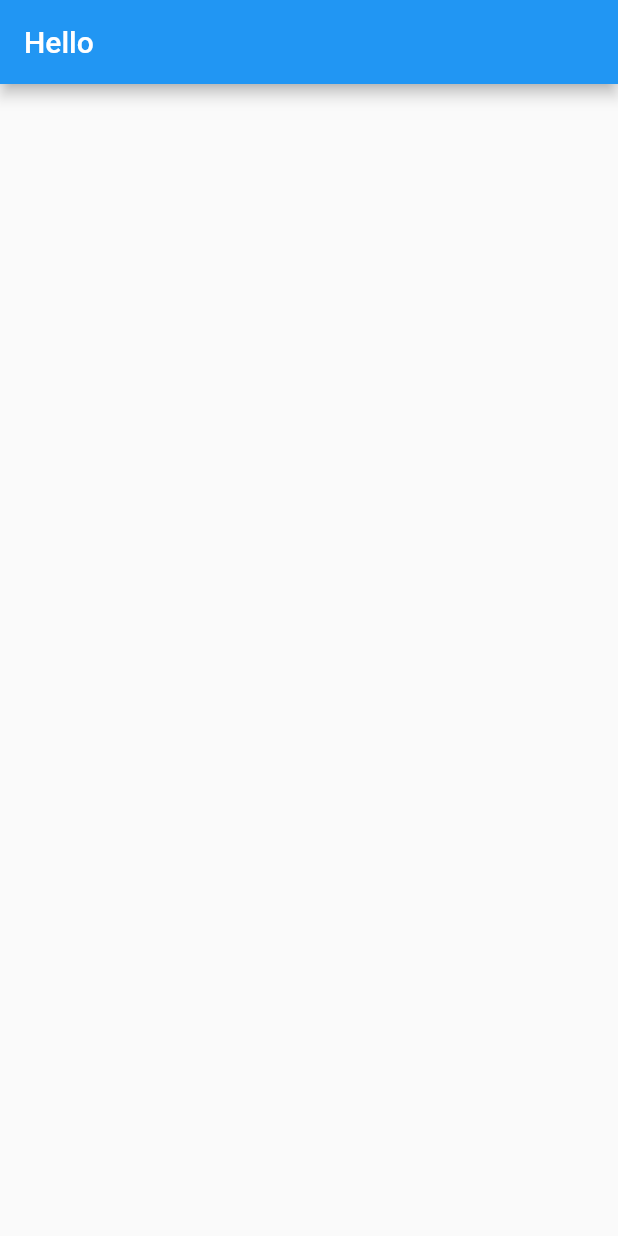
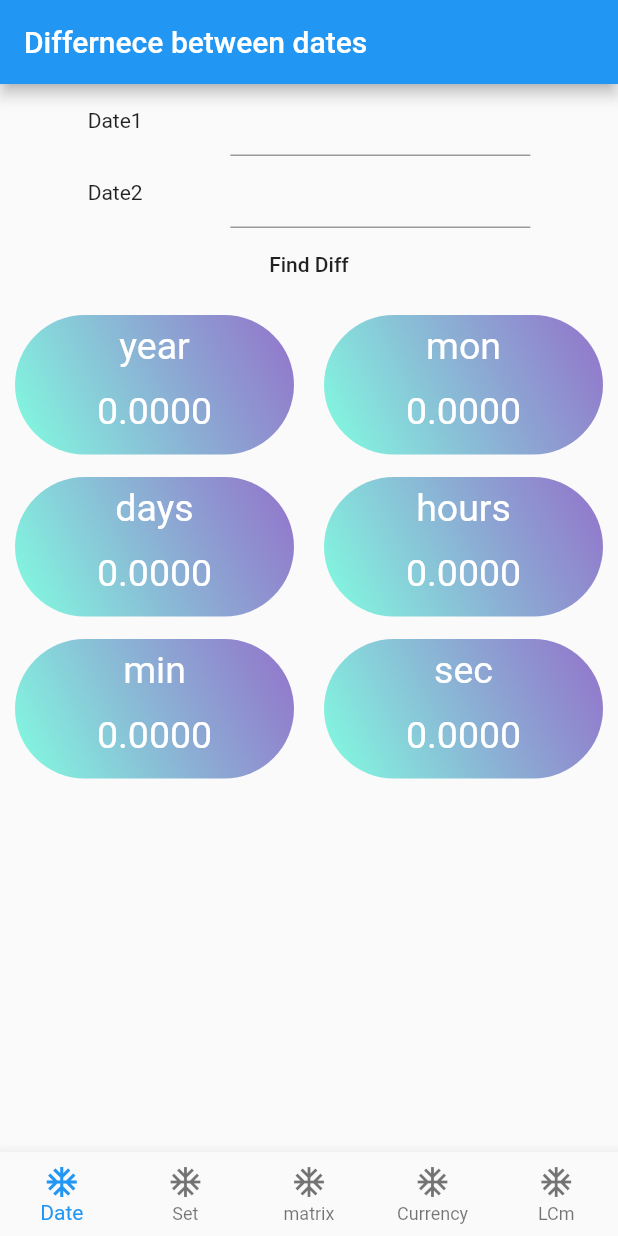
Before and after one commit to AstroEngineeer/Math_Helper_App, a Flutter app: the screen it shows after launch, on a phone screen of 412 x 824 dp. Run offline on Flutter 3.47's test engine with Material 2 defaults, Android fonts, the phone set to English and light mode, and no system bars.

Commit message:
completed date screen

```diff
--- /dev/null
+++ b/lib/screens/date_screen.dart
@@ -0,0 +1,61 @@
+import 'package:Mixed/widgets/CustomGridView.dart';
+import 'package:Mixed/widgets/LabeledDatePicker.dart';
+import 'package:flutter/material.dart';
+
+class DateScreen extends StatefulWidget {
+  @override
+  _DateScreenState createState() => _DateScreenState();
+}
+
+class _DateScreenState extends State<DateScreen> {
+  TextEditingController dateController1 = TextEditingController();
+  TextEditingController dateController2 = TextEditingController();
+  var diff = [
+    {"label": "year", "value": 0},
+    {"label": "mon", "value": 0},
+    {"label": "days", "value": 0},
+    {"label": "hours", "value": 0},
+    {"label": "min", "value": 0},
+    {"label": "sec", "value": 0},
+  ];
+
+  void findDiff() {
+    DateTime date1 = DateTime.parse(dateController1.text);
+    DateTime date2 = DateTime.parse(dateController2.text);
+    setState(() {
+      diff = [
+        {
+          "label": "year",
+          "value": date1.difference(date2).inSeconds / 31536000
+        },
+        {
+          "label": "mon",
+          "value": date1.difference(date2).inSeconds / 2628002.88
+        },
+        {"label": "days", "value": date1.difference(date2).inDays},
+        {"label": "hours", "value": date1.difference(date2).inHours},
+        {"label": "min", "value": date1.difference(date2).inMinutes},
+        {"label": "sec", "value": date1.difference(date2).inSeconds},
+      ];
+      print(diff);
+    });
+  }
+
+  @override
+  Widget build(BuildContext context) {
+    return Column(
+      children: [
+        LabeledDatePicker(
+          dateController: dateController1,
+          label: "Date1",
+        ),
+        LabeledDatePicker(
+          dateController: dateController2,
+          label: "Date2",
+        ),
+        FlatButton(onPressed: findDiff, child: Text("Find Diff")),
+        CustomGridView(diff),
+      ],
+    );
+  }
+}
--- a/lib/screens/tab_screen.dart
+++ b/lib/screens/tab_screen.dart
@@ -1,11 +1,52 @@
+import 'package:Mixed/screens/date_screen.dart';
 import 'package:flutter/material.dart';
 
-class TabScreen extends StatelessWidget {
+class TabScreen extends StatefulWidget {
+  @override
+  _TabScreenState createState() => _TabScreenState();
+}
+
+class _TabScreenState extends State<TabScreen> {
+  var screens = [
+    {"title": "Differnece between dates", "screen": DateScreen()},
+    {"title": "Set", "screen": DateScreen()},
+    {"title": "Matrix", "screen": DateScreen()},
+    {"title": "Currency", "screen": DateScreen()},
+    {"title": "LCM", "screen": DateScreen()},
+  ];
+
+  var apps = [
+    {"label": "Date", "icon": Icons.ac_unit},
+    {"label": "Set", "icon": Icons.ac_unit},
+    {"label": "matrix", "icon": Icons.ac_unit},
+    {"label": "Currency", "icon": Icons.ac_unit},
+    {"label": "LCm", "icon": Icons.ac_unit}
+  ];
+
+  int selectedIndex = 0;
+  void selectIndex(int index) {
+    setState(() {
+      selectedIndex = index;
+    });
+  }
+
   @override
   Widget build(BuildContext context) {
     return Scaffold(
       appBar: AppBar(
-        title: Text("Hello"),
+        title: Text(screens[selectedIndex]["title"]),
+      ),
+      body: screens[selectedIndex]["screen"],
+      bottomNavigationBar: BottomNavigationBar(
+        currentIndex: selectedIndex,
+        onTap: selectIndex,
+        type: BottomNavigationBarType.fixed,
+        items: apps
+            .map(
+              (e) => BottomNavigationBarItem(
+                  icon: Icon(e["icon"]), label: e["label"]),
+            )
+            .toList(),
       ),
     );
   }
--- /dev/null
+++ b/lib/widgets/CustomGridView.dart
@@ -0,0 +1,60 @@
+import 'package:flutter/material.dart';
+
+// ignore: must_be_immutable
+class CustomGridView extends StatelessWidget {
+  List<Map<String, Object>> map;
+  CustomGridView(this.map);
+
+  @override
+  Widget build(BuildContext context) {
+    return Expanded(
+      child: GridView(
+        padding: EdgeInsets.all(10),
+        gridDelegate: SliverGridDelegateWithMaxCrossAxisExtent(
+          maxCrossAxisExtent: 200,
+          childAspectRatio: 4 / 2,
+          crossAxisSpacing: 20,
+          mainAxisSpacing: 15,
+        ),
+        children:
+            map.map((e) => buildContainer(e["label"], e["value"])).toList(),
+      ),
+    );
+  }
+
+  Container buildContainer(label, value) {
+    return Container(
+      child: Column(
+        mainAxisAlignment: MainAxisAlignment.spaceEvenly,
+        children: [
+          Text(
+            "$label",
+            style: TextStyle(color: Colors.white, fontSize: 25),
+          ),
+          Padding(
+            padding: const EdgeInsets.all(8.0),
+            child: FittedBox(
+              fit: BoxFit.fitWidth,
+              child: value is String
+                  ? Text(
+                      value,
+                      style: TextStyle(color: Colors.white, fontSize: 25),
+                    )
+                  : Text(
+                      value.abs().toStringAsFixed(4),
+                      style: TextStyle(color: Colors.white, fontSize: 25),
+                    ),
+            ),
+          )
+        ],
+      ),
+      decoration: BoxDecoration(
+        borderRadius: BorderRadius.circular(100),
+        gradient: LinearGradient(colors: [
+          Colors.tealAccent.withOpacity(0.8),
+          Colors.deepPurple.withOpacity(0.7),
+        ], begin: Alignment.bottomLeft, end: Alignment.topRight),
+      ),
+    );
+  }
+}
--- /dev/null
+++ b/lib/widgets/LabeledDatePicker.dart
@@ -0,0 +1,37 @@
+import 'package:flutter/material.dart';
+
+class LabeledDatePicker extends StatelessWidget {
+  const LabeledDatePicker({
+    Key key,
+    @required this.dateController,
+    @required this.label,
+  }) : super(key: key);
+
+  final TextEditingController dateController;
+  final String label;
+  @override
+  Widget build(BuildContext context) {
+    return Row(
+      mainAxisAlignment: MainAxisAlignment.spaceEvenly,
+      children: [
+        Text(label),
+        SizedBox(
+          width: 200,
+          child: TextField(
+            controller: dateController,
+            readOnly: true,
+            onTap: () async {
+              var date = await showDatePicker(
+                context: context,
+                initialDate: DateTime.now(),
+                firstDate: DateTime(1900),
+                lastDate: DateTime(2100),
+              );
+              dateController.text = date.toString().substring(0, 10);
+            },
+          ),
+        )
+      ],
+    );
+  }
+}
```
